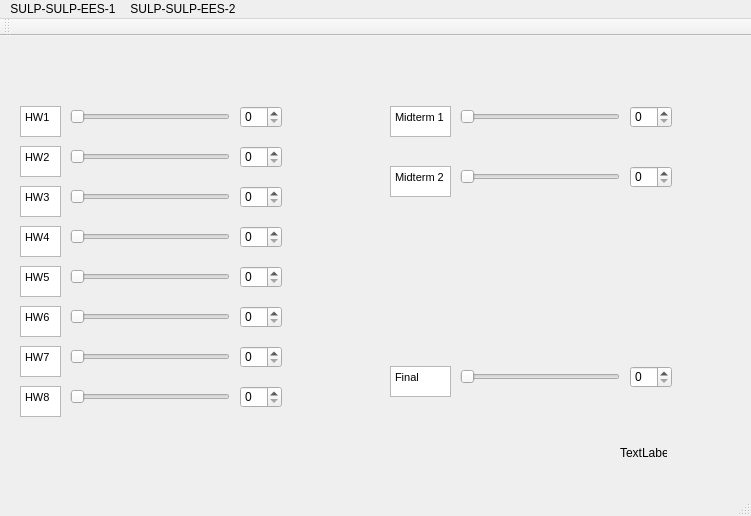
This is gradecalculator.ui in siyangsun/Razalas-Grade-Calculator as Qt 5 draws it before an edit. The edited form follows.
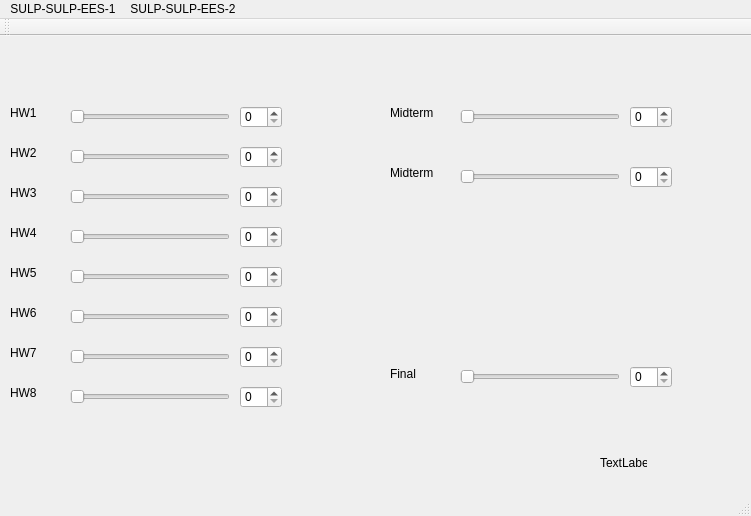
This is the edited form.

Diff of the .ui file:
```diff
--- a/gradecalculator.ui
+++ b/gradecalculator.ui
@@ -37,40 +37,6 @@
      </rect>
     </property>
    </widget>
-   <widget class="QTextEdit" name="textEdit">
-    <property name="geometry">
-     <rect>
-      <x>20</x>
-      <y>70</y>
-      <width>41</width>
-      <height>31</height>
-     </rect>
-    </property>
-    <property name="html">
-     <string>&lt;!DOCTYPE HTML PUBLIC &quot;-//W3C//DTD HTML 4.0//EN&quot; &quot;http://www.w3.org/TR/REC-html40/strict.dtd&quot;&gt;
-&lt;html&gt;&lt;head&gt;&lt;meta name=&quot;qrichtext&quot; content=&quot;1&quot; /&gt;&lt;style type=&quot;text/css&quot;&gt;
-p, li { white-space: pre-wrap; }
-&lt;/style&gt;&lt;/head&gt;&lt;body style=&quot; font-family:'MS Shell Dlg 2'; font-size:8.25pt; font-weight:400; font-style:normal;&quot;&gt;
-&lt;p style=&quot; margin-top:0px; margin-bottom:0px; margin-left:0px; margin-right:0px; -qt-block-indent:0; text-indent:0px;&quot;&gt;HW1&lt;/p&gt;&lt;/body&gt;&lt;/html&gt;</string>
-    </property>
-   </widget>
-   <widget class="QTextEdit" name="textEdit_2">
-    <property name="geometry">
-     <rect>
-      <x>20</x>
-      <y>110</y>
-      <width>41</width>
-      <height>31</height>
-     </rect>
-    </property>
-    <property name="html">
-     <string>&lt;!DOCTYPE HTML PUBLIC &quot;-//W3C//DTD HTML 4.0//EN&quot; &quot;http://www.w3.org/TR/REC-html40/strict.dtd&quot;&gt;
-&lt;html&gt;&lt;head&gt;&lt;meta name=&quot;qrichtext&quot; content=&quot;1&quot; /&gt;&lt;style type=&quot;text/css&quot;&gt;
-p, li { white-space: pre-wrap; }
-&lt;/style&gt;&lt;/head&gt;&lt;body style=&quot; font-family:'MS Shell Dlg 2'; font-size:8.25pt; font-weight:400; font-style:normal;&quot;&gt;
-&lt;p style=&quot; margin-top:0px; margin-bottom:0px; margin-left:0px; margin-right:0px; -qt-block-indent:0; text-indent:0px;&quot;&gt;HW2&lt;/p&gt;&lt;/body&gt;&lt;/html&gt;</string>
-    </property>
-   </widget>
    <widget class="QSlider" name="horizontalSlider_2">
     <property name="geometry">
      <rect>
@@ -140,57 +106,6 @@
      </rect>
     </property>
    </widget>
-   <widget class="QTextEdit" name="textEdit_3">
-    <property name="geometry">
-     <rect>
-      <x>20</x>
-      <y>190</y>
-      <width>41</width>
-      <height>31</height>
-     </rect>
-    </property>
-    <property name="html">
-     <string>&lt;!DOCTYPE HTML PUBLIC &quot;-//W3C//DTD HTML 4.0//EN&quot; &quot;http://www.w3.org/TR/REC-html40/strict.dtd&quot;&gt;
-&lt;html&gt;&lt;head&gt;&lt;meta name=&quot;qrichtext&quot; content=&quot;1&quot; /&gt;&lt;style type=&quot;text/css&quot;&gt;
-p, li { white-space: pre-wrap; }
-&lt;/style&gt;&lt;/head&gt;&lt;body style=&quot; font-family:'MS Shell Dlg 2'; font-size:8.25pt; font-weight:400; font-style:normal;&quot;&gt;
-&lt;p style=&quot; margin-top:0px; margin-bottom:0px; margin-left:0px; margin-right:0px; -qt-block-indent:0; text-indent:0px;&quot;&gt;HW4&lt;/p&gt;&lt;/body&gt;&lt;/html&gt;</string>
-    </property>
-   </widget>
-   <widget class="QTextEdit" name="textEdit_4">
-    <property name="geometry">
-     <rect>
-      <x>20</x>
-      <y>150</y>
-      <width>41</width>
-      <height>31</height>
-     </rect>
-    </property>
-    <property name="html">
-     <string>&lt;!DOCTYPE HTML PUBLIC &quot;-//W3C//DTD HTML 4.0//EN&quot; &quot;http://www.w3.org/TR/REC-html40/strict.dtd&quot;&gt;
-&lt;html&gt;&lt;head&gt;&lt;meta name=&quot;qrichtext&quot; content=&quot;1&quot; /&gt;&lt;style type=&quot;text/css&quot;&gt;
-p, li { white-space: pre-wrap; }
-&lt;/style&gt;&lt;/head&gt;&lt;body style=&quot; font-family:'MS Shell Dlg 2'; font-size:8.25pt; font-weight:400; font-style:normal;&quot;&gt;
-&lt;p style=&quot; margin-top:0px; margin-bottom:0px; margin-left:0px; margin-right:0px; -qt-block-indent:0; text-indent:0px;&quot;&gt;HW3&lt;/p&gt;&lt;/body&gt;&lt;/html&gt;</string>
-    </property>
-   </widget>
-   <widget class="QTextEdit" name="textEdit_5">
-    <property name="geometry">
-     <rect>
-      <x>20</x>
-      <y>310</y>
-      <width>41</width>
-      <height>31</height>
-     </rect>
-    </property>
-    <property name="html">
-     <string>&lt;!DOCTYPE HTML PUBLIC &quot;-//W3C//DTD HTML 4.0//EN&quot; &quot;http://www.w3.org/TR/REC-html40/strict.dtd&quot;&gt;
-&lt;html&gt;&lt;head&gt;&lt;meta name=&quot;qrichtext&quot; content=&quot;1&quot; /&gt;&lt;style type=&quot;text/css&quot;&gt;
-p, li { white-space: pre-wrap; }
-&lt;/style&gt;&lt;/head&gt;&lt;body style=&quot; font-family:'MS Shell Dlg 2'; font-size:8.25pt; font-weight:400; font-style:normal;&quot;&gt;
-&lt;p style=&quot; margin-top:0px; margin-bottom:0px; margin-left:0px; margin-right:0px; -qt-block-indent:0; text-indent:0px;&quot;&gt;HW7&lt;/p&gt;&lt;/body&gt;&lt;/html&gt;</string>
-    </property>
-   </widget>
    <widget class="QSpinBox" name="spinBox_5">
     <property name="geometry">
      <rect>
@@ -201,23 +116,6 @@
      </rect>
     </property>
    </widget>
-   <widget class="QTextEdit" name="textEdit_6">
-    <property name="geometry">
-     <rect>
-      <x>20</x>
-      <y>350</y>
-      <width>41</width>
-      <height>31</height>
-     </rect>
-    </property>
-    <property name="html">
-     <string>&lt;!DOCTYPE HTML PUBLIC &quot;-//W3C//DTD HTML 4.0//EN&quot; &quot;http://www.w3.org/TR/REC-html40/strict.dtd&quot;&gt;
-&lt;html&gt;&lt;head&gt;&lt;meta name=&quot;qrichtext&quot; content=&quot;1&quot; /&gt;&lt;style type=&quot;text/css&quot;&gt;
-p, li { white-space: pre-wrap; }
-&lt;/style&gt;&lt;/head&gt;&lt;body style=&quot; font-family:'MS Shell Dlg 2'; font-size:8.25pt; font-weight:400; font-style:normal;&quot;&gt;
-&lt;p style=&quot; margin-top:0px; margin-bottom:0px; margin-left:0px; margin-right:0px; -qt-block-indent:0; text-indent:0px;&quot;&gt;HW8&lt;/p&gt;&lt;/body&gt;&lt;/html&gt;</string>
-    </property>
-   </widget>
    <widget class="QSpinBox" name="spinBox_6">
     <property name="geometry">
      <rect>
@@ -264,23 +162,6 @@
      </rect>
     </property>
    </widget>
-   <widget class="QTextEdit" name="textEdit_7">
-    <property name="geometry">
-     <rect>
-      <x>20</x>
-      <y>270</y>
-      <width>41</width>
-      <height>31</height>
-     </rect>
-    </property>
-    <property name="html">
-     <string>&lt;!DOCTYPE HTML PUBLIC &quot;-//W3C//DTD HTML 4.0//EN&quot; &quot;http://www.w3.org/TR/REC-html40/strict.dtd&quot;&gt;
-&lt;html&gt;&lt;head&gt;&lt;meta name=&quot;qrichtext&quot; content=&quot;1&quot; /&gt;&lt;style type=&quot;text/css&quot;&gt;
-p, li { white-space: pre-wrap; }
-&lt;/style&gt;&lt;/head&gt;&lt;body style=&quot; font-family:'MS Shell Dlg 2'; font-size:8.25pt; font-weight:400; font-style:normal;&quot;&gt;
-&lt;p style=&quot; margin-top:0px; margin-bottom:0px; margin-left:0px; margin-right:0px; -qt-block-indent:0; text-indent:0px;&quot;&gt;HW6&lt;/p&gt;&lt;/body&gt;&lt;/html&gt;</string>
-    </property>
-   </widget>
    <widget class="QSpinBox" name="spinBox_8">
     <property name="geometry">
      <rect>
@@ -317,23 +198,6 @@
      <enum>Qt::Horizontal</enum>
     </property>
    </widget>
-   <widget class="QTextEdit" name="textEdit_8">
-    <property name="geometry">
-     <rect>
-      <x>20</x>
-      <y>230</y>
-      <width>41</width>
-      <height>31</height>
-     </rect>
-    </property>
-    <property name="html">
-     <string>&lt;!DOCTYPE HTML PUBLIC &quot;-//W3C//DTD HTML 4.0//EN&quot; &quot;http://www.w3.org/TR/REC-html40/strict.dtd&quot;&gt;
-&lt;html&gt;&lt;head&gt;&lt;meta name=&quot;qrichtext&quot; content=&quot;1&quot; /&gt;&lt;style type=&quot;text/css&quot;&gt;
-p, li { white-space: pre-wrap; }
-&lt;/style&gt;&lt;/head&gt;&lt;body style=&quot; font-family:'MS Shell Dlg 2'; font-size:8.25pt; font-weight:400; font-style:normal;&quot;&gt;
-&lt;p style=&quot; margin-top:0px; margin-bottom:0px; margin-left:0px; margin-right:0px; -qt-block-indent:0; text-indent:0px;&quot;&gt;HW5&lt;/p&gt;&lt;/body&gt;&lt;/html&gt;</string>
-    </property>
-   </widget>
    <widget class="QSlider" name="horizontalSlider_9">
     <property name="geometry">
      <rect>
@@ -347,23 +211,6 @@
      <enum>Qt::Horizontal</enum>
     </property>
    </widget>
-   <widget class="QTextEdit" name="textEdit_9">
-    <property name="geometry">
-     <rect>
-      <x>390</x>
-      <y>330</y>
-      <width>61</width>
-      <height>31</height>
-     </rect>
-    </property>
-    <property name="html">
-     <string>&lt;!DOCTYPE HTML PUBLIC &quot;-//W3C//DTD HTML 4.0//EN&quot; &quot;http://www.w3.org/TR/REC-html40/strict.dtd&quot;&gt;
-&lt;html&gt;&lt;head&gt;&lt;meta name=&quot;qrichtext&quot; content=&quot;1&quot; /&gt;&lt;style type=&quot;text/css&quot;&gt;
-p, li { white-space: pre-wrap; }
-&lt;/style&gt;&lt;/head&gt;&lt;body style=&quot; font-family:'MS Shell Dlg 2'; font-size:8.25pt; font-weight:400; font-style:normal;&quot;&gt;
-&lt;p style=&quot; margin-top:0px; margin-bottom:0px; margin-left:0px; margin-right:0px; -qt-block-indent:0; text-indent:0px;&quot;&gt;Final&lt;/p&gt;&lt;/body&gt;&lt;/html&gt;</string>
-    </property>
-   </widget>
    <widget class="QSpinBox" name="spinBox_9">
     <property name="geometry">
      <rect>
@@ -410,23 +257,6 @@
      </rect>
     </property>
    </widget>
-   <widget class="QTextEdit" name="textEdit_10">
-    <property name="geometry">
-     <rect>
-      <x>390</x>
-      <y>130</y>
-      <width>61</width>
-      <height>31</height>
-     </rect>
-    </property>
-    <property name="html">
-     <string>&lt;!DOCTYPE HTML PUBLIC &quot;-//W3C//DTD HTML 4.0//EN&quot; &quot;http://www.w3.org/TR/REC-html40/strict.dtd&quot;&gt;
-&lt;html&gt;&lt;head&gt;&lt;meta name=&quot;qrichtext&quot; content=&quot;1&quot; /&gt;&lt;style type=&quot;text/css&quot;&gt;
-p, li { white-space: pre-wrap; }
-&lt;/style&gt;&lt;/head&gt;&lt;body style=&quot; font-family:'MS Shell Dlg 2'; font-size:8.25pt; font-weight:400; font-style:normal;&quot;&gt;
-&lt;p style=&quot; margin-top:0px; margin-bottom:0px; margin-left:0px; margin-right:0px; -qt-block-indent:0; text-indent:0px;&quot;&gt;Midterm 2&lt;/p&gt;&lt;/body&gt;&lt;/html&gt;</string>
-    </property>
-   </widget>
    <widget class="QSpinBox" name="spinBox_11">
     <property name="geometry">
      <rect>
@@ -437,28 +267,154 @@
      </rect>
     </property>
    </widget>
-   <widget class="QTextEdit" name="textEdit_11">
+   <widget class="QLabel" name="label_2">
     <property name="geometry">
      <rect>
+      <x>10</x>
+      <y>70</y>
+      <width>47</width>
+      <height>13</height>
+     </rect>
+    </property>
+    <property name="text">
+     <string>HW1</string>
+    </property>
+   </widget>
+   <widget class="QLabel" name="label_3">
+    <property name="geometry">
+     <rect>
+      <x>10</x>
+      <y>110</y>
+      <width>47</width>
+      <height>13</height>
+     </rect>
+    </property>
+    <property name="text">
+     <string>HW2</string>
+    </property>
+   </widget>
+   <widget class="QLabel" name="label_4">
+    <property name="geometry">
+     <rect>
+      <x>10</x>
+      <y>150</y>
+      <width>47</width>
+      <height>13</height>
+     </rect>
+    </property>
+    <property name="text">
+     <string>HW3</string>
+    </property>
+   </widget>
+   <widget class="QLabel" name="label_5">
+    <property name="geometry">
+     <rect>
+      <x>10</x>
+      <y>190</y>
+      <width>47</width>
+      <height>13</height>
+     </rect>
+    </property>
+    <property name="text">
+     <string>HW4</string>
+    </property>
+   </widget>
+   <widget class="QLabel" name="label_6">
+    <property name="geometry">
+     <rect>
+      <x>10</x>
+      <y>230</y>
+      <width>47</width>
+      <height>13</height>
+     </rect>
+    </property>
+    <property name="text">
+     <string>HW5</string>
+    </property>
+   </widget>
+   <widget class="QLabel" name="label_7">
+    <property name="geometry">
+     <rect>
+      <x>10</x>
+      <y>270</y>
+      <width>47</width>
+      <height>13</height>
+     </rect>
+    </property>
+    <property name="text">
+     <string>HW6</string>
+    </property>
+   </widget>
+   <widget class="QLabel" name="label_8">
+    <property name="geometry">
+     <rect>
+      <x>10</x>
+      <y>310</y>
+      <width>47</width>
+      <height>13</height>
+     </rect>
+    </property>
+    <property name="text">
+     <string>HW7</string>
+    </property>
+   </widget>
+   <widget class="QLabel" name="label_9">
+    <property name="geometry">
+     <rect>
+      <x>10</x>
+      <y>350</y>
+      <width>47</width>
+      <height>13</height>
+     </rect>
+    </property>
+    <property name="text">
+     <string>HW8</string>
+    </property>
+   </widget>
+   <widget class="QLabel" name="label_10">
+    <property name="geometry">
+     <rect>
       <x>390</x>
       <y>70</y>
-      <width>61</width>
-      <height>31</height>
+      <width>47</width>
+      <height>13</height>
      </rect>
     </property>
-    <property name="html">
-     <string>&lt;!DOCTYPE HTML PUBLIC &quot;-//W3C//DTD HTML 4.0//EN&quot; &quot;http://www.w3.org/TR/REC-html40/strict.dtd&quot;&gt;
-&lt;html&gt;&lt;head&gt;&lt;meta name=&quot;qrichtext&quot; content=&quot;1&quot; /&gt;&lt;style type=&quot;text/css&quot;&gt;
-p, li { white-space: pre-wrap; }
-&lt;/style&gt;&lt;/head&gt;&lt;body style=&quot; font-family:'MS Shell Dlg 2'; font-size:8.25pt; font-weight:400; font-style:normal;&quot;&gt;
-&lt;p style=&quot; margin-top:0px; margin-bottom:0px; margin-left:0px; margin-right:0px; -qt-block-indent:0; text-indent:0px;&quot;&gt;Midterm 1&lt;/p&gt;&lt;/body&gt;&lt;/html&gt;</string>
+    <property name="text">
+     <string>Midterm 1</string>
     </property>
    </widget>
    <widget class="QLabel" name="label">
     <property name="geometry">
      <rect>
-      <x>620</x>
-      <y>410</y>
+      <x>390</x>
+      <y>330</y>
+      <width>47</width>
+      <height>16</height>
+     </rect>
+    </property>
+    <property name="text">
+     <string>Final</string>
+    </property>
+   </widget>
+   <widget class="QLabel" name="label_12">
+    <property name="geometry">
+     <rect>
+      <x>390</x>
+      <y>130</y>
+      <width>47</width>
+      <height>13</height>
+     </rect>
+    </property>
+    <property name="text">
+     <string>Midterm 2</string>
+    </property>
+   </widget>
+   <widget class="QLabel" name="result">
+    <property name="geometry">
+     <rect>
+      <x>600</x>
+      <y>420</y>
       <width>47</width>
       <height>13</height>
      </rect>
```
Left out of the diff: 2 changed lines with no effect on the pictures.
